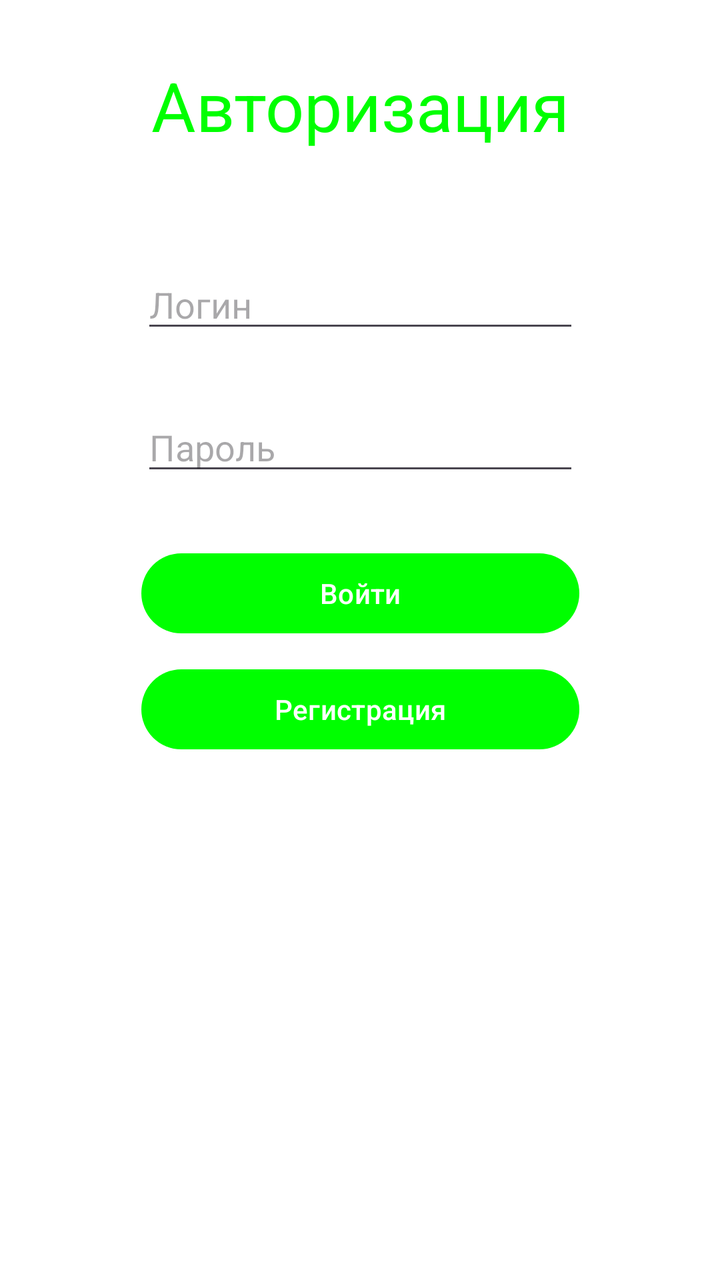
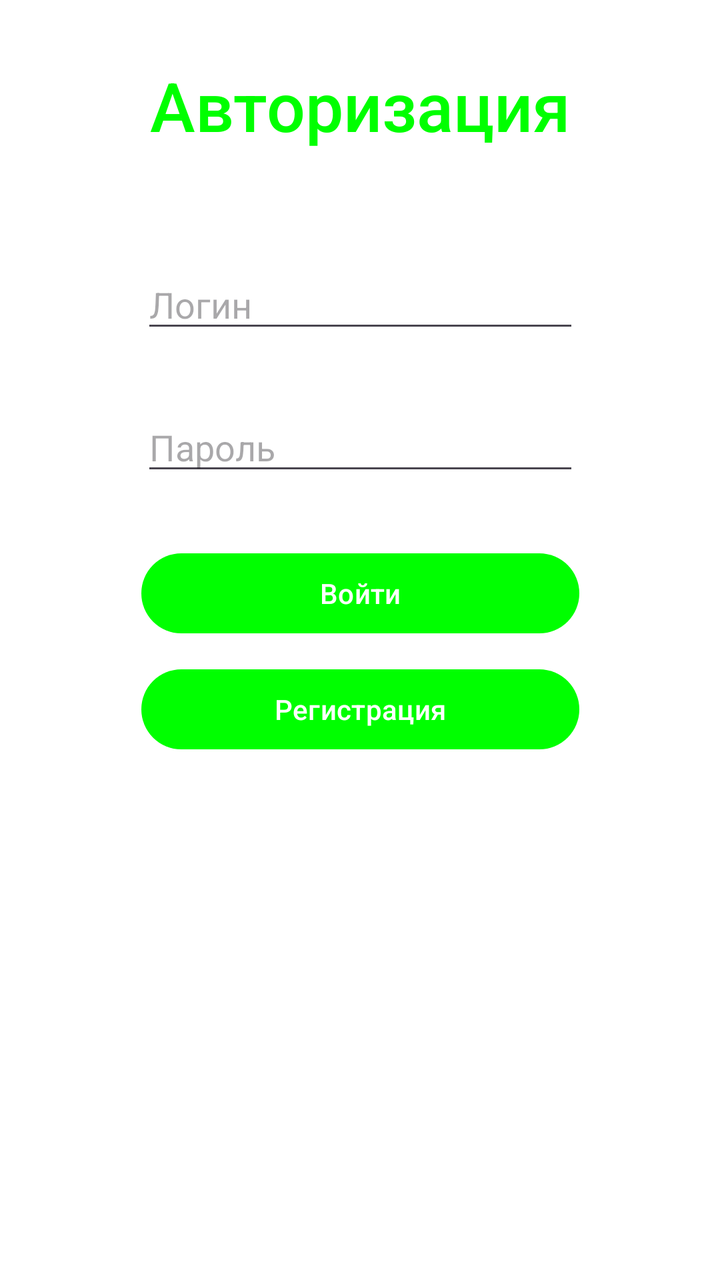

An Android layout rendered at two revisions. The XML below is the earlier revision; the diff shows what the commit changed to produce the second picture.
<!-- AndroidManifest.xml: application theme Base.Theme.Project1 -->
<!-- res/layout/activity_main.xml -->
<?xml version="1.0" encoding="utf-8"?>
<androidx.constraintlayout.widget.ConstraintLayout xmlns:android="http://schemas.android.com/apk/res/android"
    xmlns:app="http://schemas.android.com/apk/res-auto"
    xmlns:tools="http://schemas.android.com/tools"
    android:id="@+id/main"
    android:layout_width="match_parent"
    android:layout_height="match_parent"
    tools:context=".MainActivity">

    <TextView
        android:id="@+id/textView2"
        android:layout_width="219dp"
        android:layout_height="50dp"
        android:layout_marginTop="30dp"
        android:text="Авторизация"
        android:textAlignment="center"
        android:textSize="34sp"
        app:layout_constraintEnd_toEndOf="parent"
        app:layout_constraintStart_toStartOf="parent"
        app:layout_constraintTop_toTopOf="parent" />

    <EditText
        android:id="@+id/editTextText"
        android:layout_width="219dp"
        android:layout_height="wrap_content"
        android:layout_marginTop="50dp"
        android:ems="10"
        android:hint="Логин"
        android:inputType="text"
        app:layout_constraintEnd_toEndOf="parent"
        app:layout_constraintStart_toStartOf="parent"
        app:layout_constraintTop_toBottomOf="@+id/textView2" />

    <EditText
        android:id="@+id/editTextTextPassword"
        android:layout_width="219dp"
        android:layout_height="wrap_content"
        android:layout_marginTop="30dp"
        android:ems="10"
        android:hint="Пароль"
        android:inputType="textPassword"
        app:layout_constraintEnd_toEndOf="parent"
        app:layout_constraintStart_toStartOf="parent"
        app:layout_constraintTop_toBottomOf="@+id/editTextText" />

    <Button
        android:id="@+id/Login_Login_Button"
        android:layout_width="219dp"
        android:layout_height="wrap_content"
        android:layout_marginTop="30dp"
        android:text="Войти"
        app:layout_constraintEnd_toEndOf="parent"
        app:layout_constraintStart_toStartOf="parent"
        app:layout_constraintTop_toBottomOf="@+id/editTextTextPassword" />

    <Button
        android:id="@+id/Login_Register_Button"
        android:layout_width="219dp"
        android:layout_height="0dp"
        android:layout_marginTop="10dp"
        android:text="Регистрация"
        app:layout_constraintEnd_toEndOf="parent"
        app:layout_constraintStart_toStartOf="parent"
        app:layout_constraintTop_toBottomOf="@+id/Login_Login_Button" />

</androidx.constraintlayout.widget.ConstraintLayout>
<!-- resources referenced by this layout -->
<resources>
  <style name="Base.Theme.Project1" parent="Theme.Material3.DayNight.NoActionBar">
          <item name="colorPrimary">@color/lightGreen</item>
          <item name="colorOnPrimary">@color/white</item>
          <item name="android:colorBackground"> @color/white</item>
          <item name="colorSurface"> @color/white</item>
          <item name="colorOnSurface">@color/white</item>
          <item name="android:statusBarColor">@color/white</item>
          <item name="android:textColor">@color/lightGreen</item>
          <item name="android:colorButtonNormal">@color/white</item>
          <item name="tint">@color/lightGreen</item>
      </style>
  <color name="lightGreen">#00FF00</color>
  <color name="white">#FFFFFF</color>
</resources>

<!-- the commit's change to res/layout/activity_main.xml (unified diff, before → after) -->
@@ -17,7 +17,8 @@
         android:textSize="34sp"
         app:layout_constraintEnd_toEndOf="parent"
         app:layout_constraintStart_toStartOf="parent"
-        app:layout_constraintTop_toTopOf="parent" />
+        app:layout_constraintTop_toTopOf="parent"
+        style="@style/TextAppearance.AppCompat.Title."/>
 
     <EditText
         android:id="@+id/editTextText"
<!-- resource entries referenced after the edit -->
@@ -1,5 +1,9 @@
 <!-- resources referenced by this layout -->
 <resources>
+  <style name="TextAppearance.AppCompat.Title.">
+          <item name="itemTextAppearanceActiveBoldEnabled">true</item>
+          <item name="android:textColor">@color/lightGreen</item>
+      </style>
   <style name="Base.Theme.Project1" parent="Theme.Material3.DayNight.NoActionBar">
           <item name="colorPrimary">@color/lightGreen</item>
           <item name="colorOnPrimary">@color/white</item>
